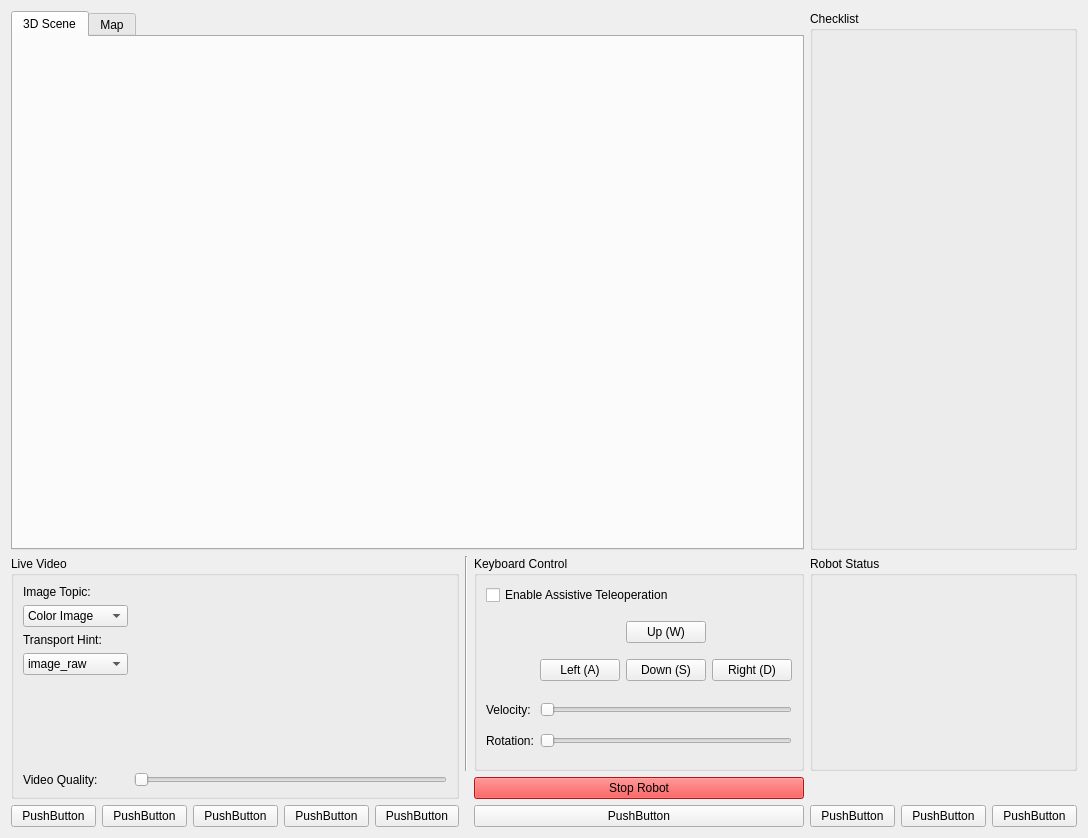
Old version of the form fallrisk_gui/fallrisk_rviz_gui/src/rviz_gui.ui in the repository rxdu/fall_risk_project_ros.
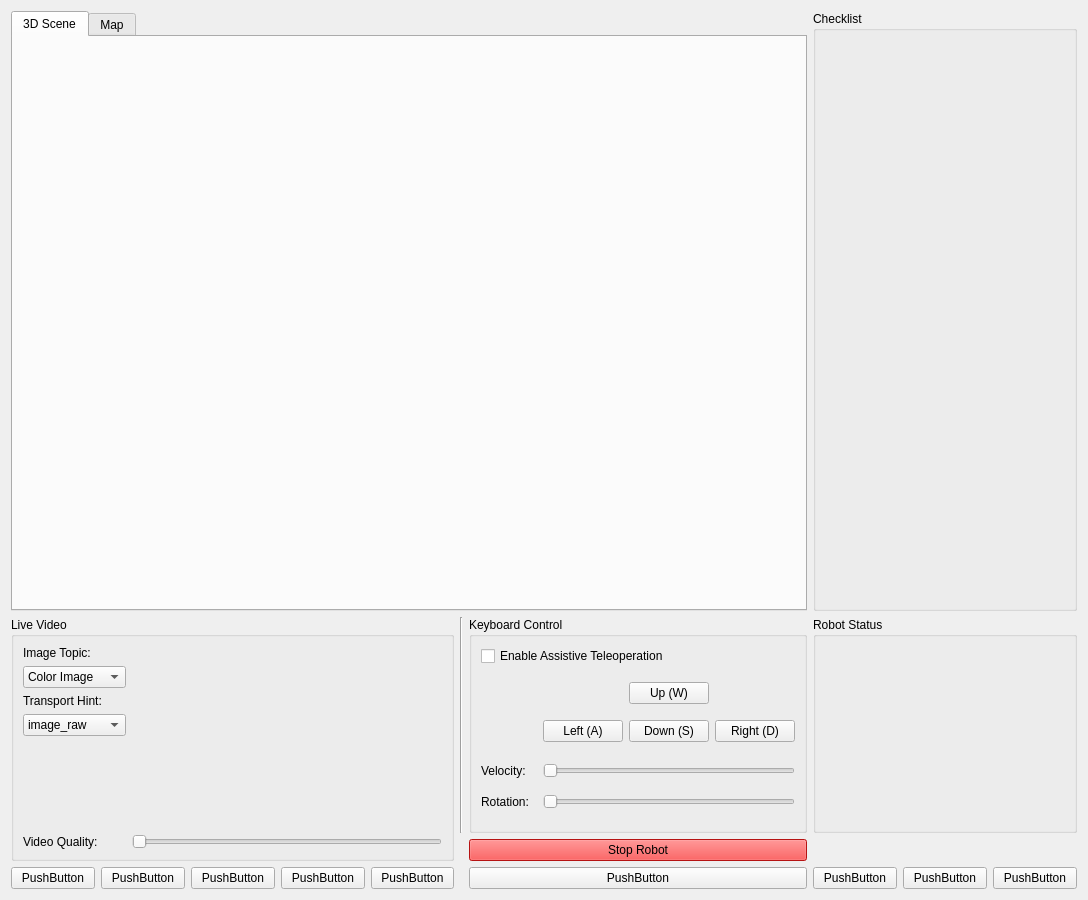
New version of the form.

Commit message: finished teleop section

What changed in the file:
```diff
--- a/fallrisk_gui/fallrisk_rviz_gui/src/rviz_gui.ui
+++ b/fallrisk_gui/fallrisk_rviz_gui/src/rviz_gui.ui
@@ -143,6 +143,12 @@
    </item>
    <item row="5" column="6" rowspan="2">
     <widget class="QGroupBox" name="gb_keyctrl">
+     <property name="minimumSize">
+      <size>
+       <width>338</width>
+       <height>216</height>
+      </size>
+     </property>
      <property name="title">
       <string>Keyboard Control</string>
      </property>
@@ -272,6 +278,12 @@
    </item>
    <item row="0" column="0" rowspan="5" colspan="7">
     <widget class="QTabWidget" name="tab_display">
+     <property name="minimumSize">
+      <size>
+       <width>750</width>
+       <height>600</height>
+      </size>
+     </property>
      <property name="currentIndex">
       <number>0</number>
      </property>
```
